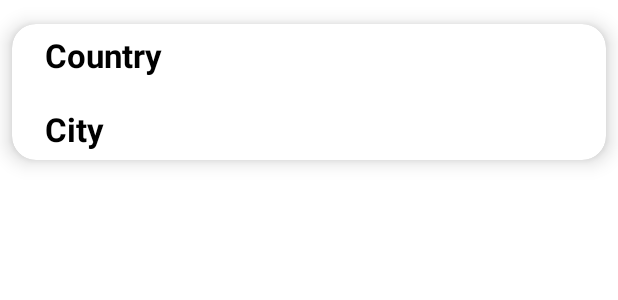
After one commit to FurkanAdemoglu/WeatherApp, an Android app: the layout item_search.xml on its own in the app's theme, with its tools: preview values and no code run, on a phone screen of 412 x 824 dp. The commit adds this screen. Shown: the top 300 px of the screen. Run offline under Robolectric (Android 15) with nearby library versions, the phone set to English and light mode, and no system bars.

Commit message:
search fragment is coded

```diff
--- /dev/null
+++ b/KafeinWeatherApp/app/src/main/java/com/example/kafeinweatherapp/model/entity/search/SearchResponse.kt
@@ -0,0 +1,6 @@
+package com.example.kafeinweatherapp.model.entity.search
+
+
+import com.google.gson.annotations.SerializedName
+
+class SearchResponse : ArrayList<SearchResponseItem>()
--- a/KafeinWeatherApp/app/src/main/java/com/example/kafeinweatherapp/model/remote/ApiService.kt
+++ b/KafeinWeatherApp/app/src/main/java/com/example/kafeinweatherapp/model/remote/ApiService.kt
@@ -2,6 +2,7 @@ package com.example.kafeinweatherapp.model.remote
 
 import com.example.kafeinweatherapp.model.entity.fivedayresponse.WeatherFiveDayResponse
 import com.example.kafeinweatherapp.model.entity.geopointresponse.GeoPositionResponse
+import com.example.kafeinweatherapp.model.entity.search.SearchResponse
 import com.example.kafeinweatherapp.model.entity.twelvehourresponse.WeatherTwelveHourResponse
 import com.example.kafeinweatherapp.utils.Constants.API_KEY
 import retrofit2.Response
@@ -19,4 +20,7 @@ interface ApiService {
 
     @GET("forecasts/v1/daily/5day/{key}")
     suspend fun getWeather5DaysForecast(@Path("key") key: String, @Query("apikey") apikey: String = API_KEY, @Query("details") details: String = "false", @Query("metric") metric: String = "false"): Response<WeatherFiveDayResponse>
+
+    @GET("/locations/v1/cities/autocomplete")
+    suspend fun search(@Query("apikey") apiKey: String = API_KEY, @Query("q") search: String): Response<SearchResponse>
 }
--- a/KafeinWeatherApp/app/src/main/java/com/example/kafeinweatherapp/model/remote/RemoteDataSource.kt
+++ b/KafeinWeatherApp/app/src/main/java/com/example/kafeinweatherapp/model/remote/RemoteDataSource.kt
@@ -17,5 +17,8 @@ class RemoteDataSource @Inject constructor(
     suspend fun getWeather5DaysForecast(key: String) = getResult {
         apiService.getWeather5DaysForecast(key = key)
     }
+    suspend fun search(search: String) = getResult {
+        apiService.search(search = search)
+    }
 
 }
--- /dev/null
+++ b/KafeinWeatherApp/app/src/main/res/layout/item_search.xml
@@ -0,0 +1,48 @@
+<?xml version="1.0" encoding="utf-8"?>
+<androidx.cardview.widget.CardView
+    xmlns:android="http://schemas.android.com/apk/res/android"
+    xmlns:app="http://schemas.android.com/apk/res-auto"
+    android:layout_width="match_parent"
+    android:layout_height="wrap_content"
+    app:cardCornerRadius="16dp"
+    app:cardElevation="8dp"
+    android:id="@+id/movieCardView"
+    android:layout_marginHorizontal="8dp"
+    android:layout_marginVertical="16dp"
+    xmlns:tools="http://schemas.android.com/tools">
+
+    <LinearLayout
+        android:layout_width="match_parent"
+        android:orientation="vertical"
+        android:layout_height="wrap_content">
+
+        <TextView
+            android:id="@+id/tv_country"
+            android:layout_width="wrap_content"
+            android:layout_height="wrap_content"
+            android:layout_marginStart="16dp"
+            android:textColor="@color/black"
+            android:textSize="22sp"
+            android:padding="6dp"
+            android:textStyle="bold"
+            app:layout_constraintEnd_toEndOf="parent"
+            app:layout_constraintHorizontal_bias="0.5"
+            app:layout_constraintTop_toTopOf="parent"
+            app:layout_constraintVertical_chainStyle="packed"
+            tools:text="Country" />
+
+        <TextView
+            android:id="@+id/tv_city"
+            android:layout_width="wrap_content"
+            android:layout_height="wrap_content"
+            android:padding="6dp"
+            android:layout_marginStart="16dp"
+            android:textColor="@color/black"
+            android:layout_marginTop="8dp"
+            android:textSize="22sp"
+            android:textStyle="bold"
+            tools:text="City" />
+
+    </LinearLayout>
+
+</androidx.cardview.widget.CardView>
--- a/KafeinWeatherApp/app/src/main/res/menu/bottom_navigation_menu.xml
+++ b/KafeinWeatherApp/app/src/main/res/menu/bottom_navigation_menu.xml
@@ -6,7 +6,7 @@
         android:icon="@drawable/ic_baseline_home"
         />
 
-    <item android:id="@+id/mapFragment"
+    <item android:id="@+id/searchFragment"
         android:title="Search"
         android:icon="@drawable/ic_baseline_search"
         />
```
Also changed, not shown: KafeinWeatherApp/app/src/main/java/com/example/kafeinweatherapp/model/entity/search/AdministrativeArea.kt (added, +11 -0 lines), KafeinWeatherApp/app/src/main/java/com/example/kafeinweatherapp/model/entity/search/Country.kt (added, +11 -0 lines), KafeinWeatherApp/app/src/main/java/com/example/kafeinweatherapp/model/entity/search/SearchResponseItem.kt (added, +21 -0 lines), KafeinWeatherApp/app/src/main/java/com/example/kafeinweatherapp/repository/APIRepository.kt (+10 -0 lines), KafeinWeatherApp/app/src/main/java/com/example/kafeinweatherapp/ui/home/HomeFragment.kt (+4 -23 lines), KafeinWeatherApp/app/src/main/java/com/example/kafeinweatherapp/ui/search/ICityClickListener.kt (added, +7 -0 lines), KafeinWeatherApp/app/src/main/java/com/example/kafeinweatherapp/ui/search/SearchAdapter.kt (added, +60 -0 lines), KafeinWeatherApp/app/src/main/java/com/example/kafeinweatherapp/ui/search/SearchFragment.kt (added, +81 -0 lines), KafeinWeatherApp/app/src/main/java/com/example/kafeinweatherapp/ui/search/SearchViewModel.kt (added, +28 -0 lines), KafeinWeatherApp/app/src/main/res/drawable/search_bar_background.xml (added, +9 -0 lines), KafeinWeatherApp/app/src/main/res/layout/fragment_search.xml (added, +35 -0 lines), KafeinWeatherApp/app/src/main/res/navigation/nav_graph.xml (+7 -0 lines).
